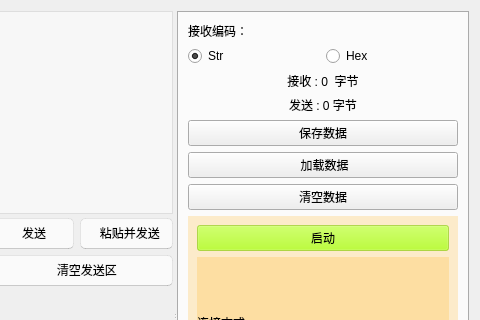
Before: the Qt Designer form components/ComTool/comtool.ui in xutongxin1/WirelessMonitor, drawn with Qt 5; both pictures show x 320 to 800 and y 0 to 320 of the 800 by 642 pixel window.
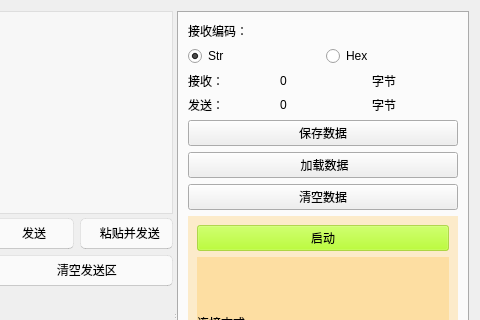
After: the same form once the commit is applied. Custom widgets are drawn as their Qt base class.

The edit to the form file:
```diff
--- a/components/ComTool/comtool.ui
+++ b/components/ComTool/comtool.ui
@@ -367,8 +367,6 @@
           <attribute name="title">
            <string>接收设置</string>
           </attribute>
-          <layout class="QVBoxLayout" name="verticalLayout_4">
-           <item>
             <layout class="QVBoxLayout" name="verticalLayout_3">
              <item>
               <widget class="QLabel" name="label_2">
@@ -399,24 +397,54 @@
               </layout>
              </item>
              <item>
-              <widget class="QLabel" name="SendCount">
+            <layout class="QHBoxLayout" name="horizontalLayout_9">
+             <item>
+              <widget class="QLabel" name="label_13">
                <property name="text">
-                <string>接收 : 0  字节</string>
+                <string>接收：</string>
                </property>
-               <property name="alignment">
-                <set>Qt::AlignCenter</set>
+              </widget>
+             </item>
+             <item>
+              <widget class="QLabel" name="rec_cnt">
+               <property name="text">
+                <string>0</string>
                </property>
               </widget>
              </item>
              <item>
-              <widget class="QLabel" name="ReceiveCount">
+              <widget class="QLabel" name="rec_word">
                <property name="text">
-                <string>发送 : 0 字节</string>
+                <string>字节</string>
                </property>
-               <property name="alignment">
-                <set>Qt::AlignCenter</set>
+              </widget>
+             </item>
+            </layout>
+           </item>
+           <item>
+            <layout class="QHBoxLayout" name="horizontalLayout_7">
+             <item>
+              <widget class="QLabel" name="send_word">
+               <property name="text">
+                <string>发送：</string>
                </property>
               </widget>
+             </item>
+             <item>
+              <widget class="QLabel" name="send_cnt">
+               <property name="text">
+                <string>0</string>
+               </property>
+              </widget>
+             </item>
+             <item>
+              <widget class="QLabel" name="label_10">
+               <property name="text">
+                <string>字节</string>
+               </property>
+              </widget>
+             </item>
+            </layout>
              </item>
              <item>
               <widget class="QPushButton" name="btnSave">
@@ -438,8 +466,6 @@
                 <string>清空数据</string>
                </property>
               </widget>
-             </item>
-            </layout>
            </item>
            <item>
             <widget class="QWidget" name="verticalWidget" native="true">
```
Lines whose indentation alone changed are shown as unchanged.
